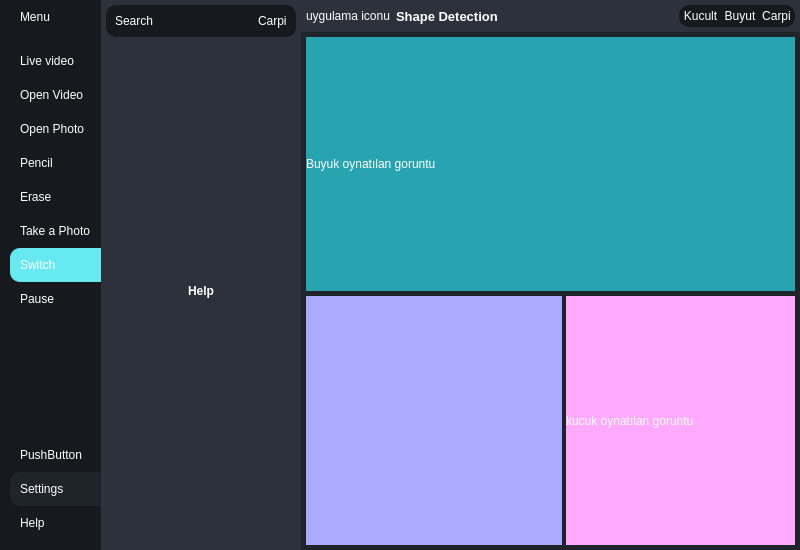
Qt form ShapeDetection/shapedetection.ui (aysenurozkann/Shape-Detection) before a commit.
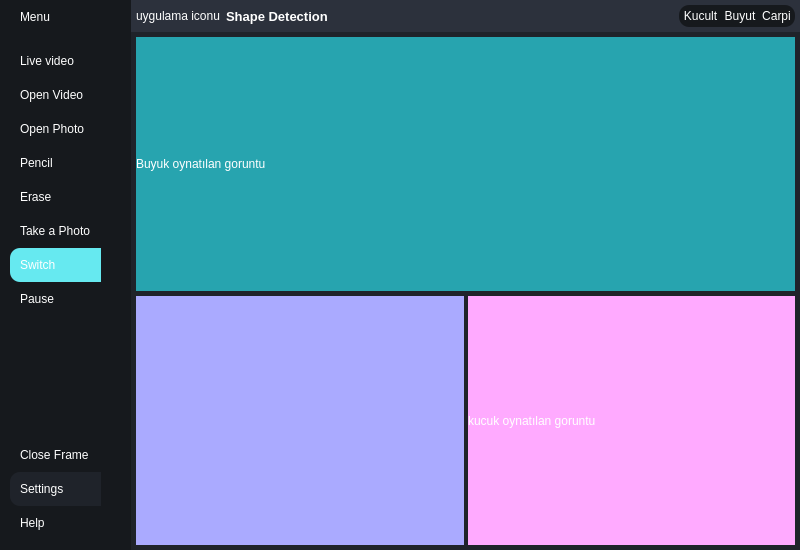
The same form after that commit.

Commit message: Shape Detection

```diff
--- a/ShapeDetection/shapedetection.ui
+++ b/ShapeDetection/shapedetection.ui
@@ -100,6 +100,12 @@
     </property>
     <item alignment="Qt::AlignLeft">
      <widget class="QWidget" name="LeftMenuContainer" native="true">
+      <property name="sizePolicy">
+       <sizepolicy hsizetype="Preferred" vsizetype="Preferred">
+        <horstretch>0</horstretch>
+        <verstretch>0</verstretch>
+       </sizepolicy>
+      </property>
       <layout class="QVBoxLayout" name="verticalLayout">
        <property name="spacing">
         <number>0</number>
@@ -129,7 +135,7 @@
            <number>0</number>
           </property>
           <property name="rightMargin">
-           <number>0</number>
+           <number>30</number>
           </property>
           <property name="bottomMargin">
            <number>0</number>
@@ -329,7 +335,7 @@
              <item>
               <widget class="QPushButton" name="pushButton_5">
                <property name="text">
-                <string>PushButton</string>
+                <string>Close Frame</string>
                </property>
               </widget>
              </item>
@@ -368,171 +374,6 @@
       </layout>
      </widget>
     </item>
-    <item alignment="Qt::AlignLeft">
-     <widget class="QWidget" name="centerMainContainer" native="true">
-      <property name="minimumSize">
-       <size>
-        <width>200</width>
-        <height>0</height>
-       </size>
-      </property>
-      <layout class="QVBoxLayout" name="verticalLayout_6">
-       <property name="spacing">
-        <number>0</number>
-       </property>
-       <property name="leftMargin">
-        <number>0</number>
-       </property>
-       <property name="topMargin">
-        <number>0</number>
-       </property>
-       <property name="rightMargin">
-        <number>0</number>
-       </property>
-       <property name="bottomMargin">
-        <number>0</number>
-       </property>
-       <item>
-        <widget class="QWidget" name="centerMainSubContainer" native="true">
-         <property name="minimumSize">
-          <size>
-           <width>200</width>
-           <height>0</height>
-          </size>
-         </property>
-         <layout class="QVBoxLayout" name="verticalLayout_7">
-          <property name="spacing">
-           <number>0</number>
-          </property>
-          <property name="leftMargin">
-           <number>5</number>
-          </property>
-          <property name="topMargin">
-           <number>5</number>
-          </property>
-          <property name="rightMargin">
-           <number>5</number>
-          </property>
-          <property name="bottomMargin">
-           <number>5</number>
-          </property>
-          <item alignment="Qt::AlignTop">
-           <widget class="QFrame" name="frame_7">
-            <property name="frameShape">
-             <enum>QFrame::StyledPanel</enum>
-            </property>
-            <property name="frameShadow">
-             <enum>QFrame::Raised</enum>
-            </property>
-            <layout class="QHBoxLayout" name="horizontalLayout_6">
-             <property name="leftMargin">
-              <number>9</number>
-             </property>
-             <property name="topMargin">
-              <number>9</number>
-             </property>
-             <property name="rightMargin">
-              <number>9</number>
-             </property>
-             <property name="bottomMargin">
-              <number>9</number>
-             </property>
-             <item alignment="Qt::AlignLeft">
-              <widget class="QPushButton" name="pushButton_4">
-               <property name="text">
-                <string>Search</string>
-               </property>
-              </widget>
-             </item>
-             <item alignment="Qt::AlignRight">
-              <widget class="QLabel" name="label_3">
-               <property name="text">
-                <string>Carpi</string>
-               </property>
-              </widget>
-             </item>
-            </layout>
-           </widget>
-          </item>
-          <item>
-           <widget class="QStackedWidget" name="stackedWidget">
-            <property name="sizePolicy">
-             <sizepolicy hsizetype="Preferred" vsizetype="Preferred">
-              <horstretch>0</horstretch>
-              <verstretch>0</verstretch>
-             </sizepolicy>
-            </property>
-            <property name="currentIndex">
-             <number>2</number>
-            </property>
-            <widget class="QWidget" name="page">
-             <layout class="QHBoxLayout" name="horizontalLayout_7">
-              <item>
-               <widget class="QLabel" name="label_4">
-                <property name="font">
-                 <font>
-                  <weight>75</weight>
-                  <bold>true</bold>
-                 </font>
-                </property>
-                <property name="text">
-                 <string>Setting</string>
-                </property>
-                <property name="alignment">
-                 <set>Qt::AlignCenter</set>
-                </property>
-               </widget>
-              </item>
-             </layout>
-            </widget>
-            <widget class="QWidget" name="page_2">
-             <layout class="QVBoxLayout" name="verticalLayout_8">
-              <item>
-               <widget class="QLabel" name="label_5">
-                <property name="font">
-                 <font>
-                  <weight>75</weight>
-                  <bold>true</bold>
-                 </font>
-                </property>
-                <property name="text">
-                 <string>Information</string>
-                </property>
-                <property name="alignment">
-                 <set>Qt::AlignCenter</set>
-                </property>
-               </widget>
-              </item>
-             </layout>
-            </widget>
-            <widget class="QWidget" name="page_5">
-             <layout class="QVBoxLayout" name="verticalLayout_9">
-              <item>
-               <widget class="QLabel" name="label_6">
-                <property name="font">
-                 <font>
-                  <weight>75</weight>
-                  <bold>true</bold>
-                 </font>
-                </property>
-                <property name="text">
-                 <string>Help</string>
-                </property>
-                <property name="alignment">
-                 <set>Qt::AlignCenter</set>
-                </property>
-               </widget>
-              </item>
-             </layout>
-            </widget>
-           </widget>
-          </item>
-         </layout>
-        </widget>
-       </item>
-      </layout>
-     </widget>
-    </item>
     <item>
      <widget class="QWidget" name="MainBodyContainer" native="true">
       <property name="sizePolicy">
@@ -759,7 +600,13 @@
                  <number>5</number>
                 </property>
                 <item>
-                 <widget class="QLabel" name="label_7">
+                 <widget class="QLabel" name="outputframe">
+                  <property name="sizePolicy">
+                   <sizepolicy hsizetype="Ignored" vsizetype="Ignored">
+                    <horstretch>0</horstretch>
+                    <verstretch>0</verstretch>
+                   </sizepolicy>
+                  </property>
                   <property name="styleSheet">
                    <string notr="true">background-color: rgb(39, 164, 175);</string>
                   </property>
@@ -789,7 +636,7 @@
                    <item>
                     <widget class="QPlainTextEdit" name="outputopencv">
                      <property name="sizePolicy">
-                      <sizepolicy hsizetype="Preferred" vsizetype="Preferred">
+                      <sizepolicy hsizetype="Ignored" vsizetype="Ignored">
                        <horstretch>0</horstretch>
                        <verstretch>0</verstretch>
                       </sizepolicy>
@@ -830,7 +677,13 @@
                        <number>0</number>
                       </property>
                       <item>
-                       <widget class="QLabel" name="label_9">
+                       <widget class="QLabel" name="inputframe">
+                        <property name="sizePolicy">
+                         <sizepolicy hsizetype="Ignored" vsizetype="Ignored">
+                          <horstretch>0</horstretch>
+                          <verstretch>0</verstretch>
+                         </sizepolicy>
+                        </property>
                         <property name="styleSheet">
                          <string notr="true">background-color: rgb(255, 170, 255);</string>
                         </property>
```
Left out of the diff: 4 changed lines with no effect on the pictures. The commit also changes 12 other files.
